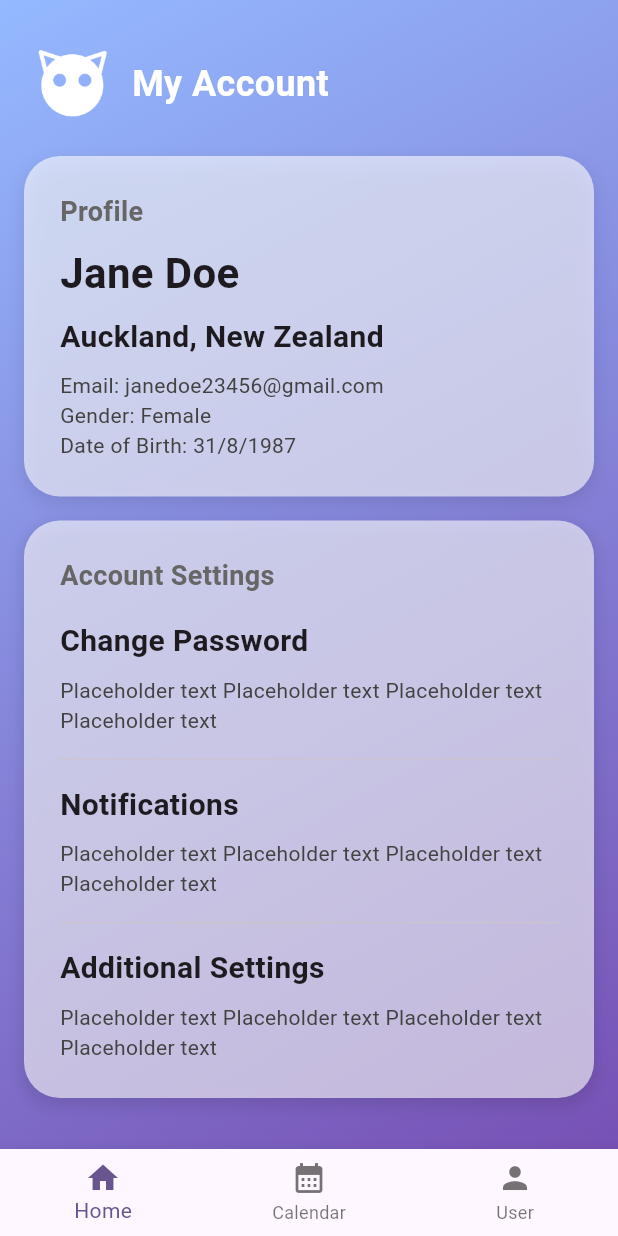
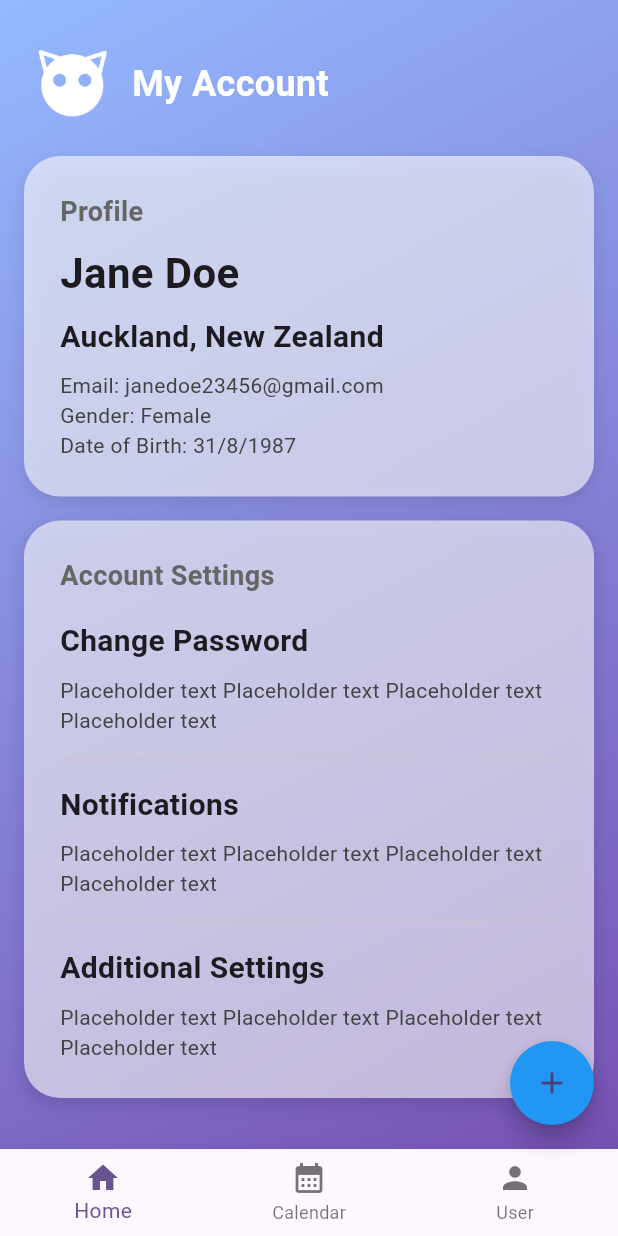
Before and after one commit to yousongsun/gdsc-hackathon-2024, a Flutter app: the ProfileScreen screen opened by its route, on a phone screen of 412 x 824 dp. Run offline on Flutter 3.47's test engine with Material 3 defaults, Android fonts, the light colour scheme and no system bars; drawn by our look-alikes of flutter_speed_dial; our stand-ins replace camera, table_calendar.

Commit message:
feat: Update floating action button icons and labels

```diff
--- a/mobile/lib/src/ui/screens/camera_screen.dart
+++ b/mobile/lib/src/ui/screens/camera_screen.dart
@@ -103,7 +103,7 @@ class _CameraScreenState extends State<CameraScreen> {
                       padding: const EdgeInsets.only(bottom: 20), // Add padding from the bottom if needed
                       child: ElevatedButton(
                         onPressed: () {
-                          Navigator.pushNamed(context, '/');
+                          Navigator.pushNamed(context, '/prescriptions');
                         },
                         child: Text('Capture'), // Example button
                       ),
--- a/mobile/lib/src/ui/screens/profile_screen.dart
+++ b/mobile/lib/src/ui/screens/profile_screen.dart
@@ -1,4 +1,5 @@
 import 'package:flutter/material.dart';
+import 'package:flutter_speed_dial/flutter_speed_dial.dart';
 
 class ProfileScreen extends StatelessWidget {
   const ProfileScreen({super.key});
@@ -213,6 +214,29 @@ class ProfileScreen extends StatelessWidget {
               SizedBox(height: 20.0),
             ])),
       ),
+      floatingActionButton: SpeedDial(
+        icon: Icons.add,
+        activeIcon: Icons.close,
+        backgroundColor: Colors.blue,
+        overlayColor: Colors.black,
+        overlayOpacity: 0.2,
+        children: [
+          SpeedDialChild(
+            child: Icon(Icons.calendar_month),
+            label: 'Calendar',
+            onTap: () {
+              Navigator.pushNamed(context, '/calendar');
+            },
+          ),
+          SpeedDialChild(
+            child: Icon(Icons.photo_camera),
+            label: 'Scan',
+            onTap: () {
+              Navigator.pushNamed(context, '/camera');
+            },
+          ),
+        ],
+      ),
       bottomNavigationBar: BottomNavigationBar(
         items: const [
           BottomNavigationBarItem(icon: Icon(Icons.home), label: 'Home'),
```
Also changed, not shown: mobile/lib/src/ui/screens/calendar_screen.dart (+7 -7 lines).
